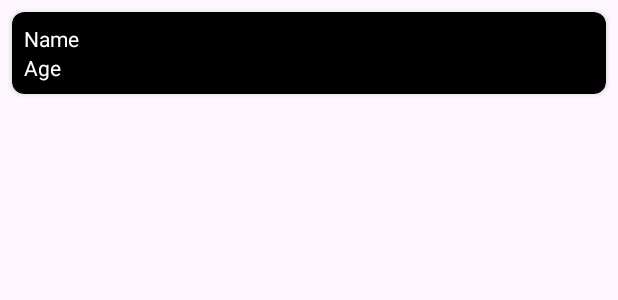
After one commit to dufferx/Parcial_moviles, an Android app: the layout actress_item.xml on its own in the app's theme, with its tools: preview values and no code run, on a phone screen of 412 x 824 dp. The commit adds this screen. Shown: the top 300 px of the screen. Run offline under Robolectric (Android 15) with nearby library versions, the phone set to English and light mode, and no system bars.

Commit message:
Adaptador RecyclerView

```diff
--- /dev/null
+++ b/VoiceActrees/app/src/main/res/layout/actress_item.xml
@@ -0,0 +1,48 @@
+<?xml version="1.0" encoding="utf-8"?>
+<layout xmlns:app="http://schemas.android.com/apk/res-auto">
+
+
+<FrameLayout xmlns:android="http://schemas.android.com/apk/res/android"
+    android:layout_width="match_parent"
+    android:layout_height="wrap_content">
+
+    <androidx.cardview.widget.CardView
+        android:id="@+id/item_card_view"
+        android:layout_width="match_parent"
+        android:layout_height="wrap_content"
+        android:layout_margin="@dimen/small_gap"
+        android:backgroundTint="@color/black"
+        app:cardCornerRadius="@dimen/small_gap">
+        <LinearLayout
+            android:layout_width="match_parent"
+            android:layout_height="wrap_content"
+            android:orientation="vertical">
+
+
+            <TextView
+                android:id="@+id/name_text_view"
+                android:layout_width="match_parent"
+                android:layout_height="wrap_content"
+                android:text="@string/name_label"
+                android:textColor="@color/white"
+                android:layout_marginStart="@dimen/small_gap"
+                android:layout_marginTop="@dimen/small_gap">
+
+            </TextView>
+
+            <TextView
+                android:id="@+id/age_text_view"
+                android:layout_width="match_parent"
+                android:layout_height="wrap_content"
+                android:text="@string/age_label"
+                android:textColor="@color/white"
+                android:layout_marginStart="@dimen/small_gap"
+                android:layout_marginBottom="@dimen/small_gap">
+
+            </TextView>
+        </LinearLayout>
+    </androidx.cardview.widget.CardView>
+
+</FrameLayout>
+
+</layout>
--- /dev/null
+++ b/VoiceActrees/app/src/main/res/values/dimens.xml
@@ -0,0 +1,4 @@
+<?xml version="1.0" encoding="utf-8"?>
+<resources>
+    <dimen name="small_gap">8dp</dimen>
+</resources>
--- a/VoiceActrees/app/src/main/res/values/strings.xml
+++ b/VoiceActrees/app/src/main/res/values/strings.xml
@@ -1,3 +1,5 @@
 <resources>
     <string name="app_name">VoiceActrees</string>
+    <string name="name_label">Name</string>
+    <string name="age_label">Age</string>
 </resources>
```
Also changed, not shown: VoiceActrees/app/src/main/java/com/example/voiceactrees/ui/actress/list/recyclerview/ActressRecyclerViewAdapter.kt (added, +33 -0 lines), VoiceActrees/app/src/main/java/com/example/voiceactrees/ui/actress/list/recyclerview/ActressRecyclerViewHolder.kt (added, +16 -0 lines).
